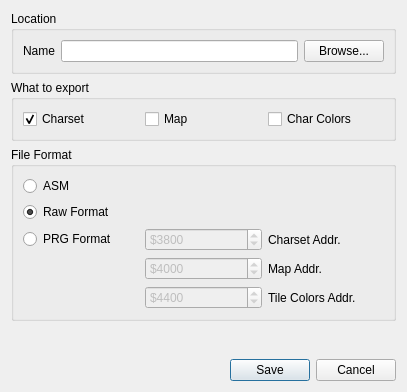
ricardoquesada/vchar64, file src/exportdialog.ui: the form before one commit.
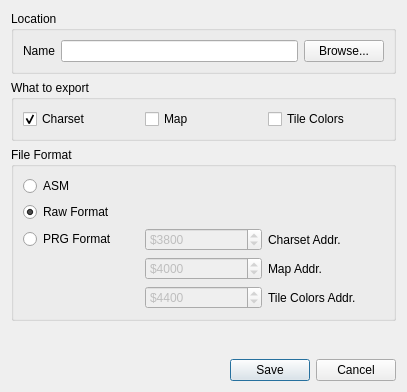
The form after the commit.

Commit message: tile attribs -> tile colors

The edit to the form file:
```diff
--- a/src/exportdialog.ui
+++ b/src/exportdialog.ui
@@ -69,7 +69,7 @@
       <item>
        <widget class="QCheckBox" name="checkBox_attribs">
         <property name="text">
-         <string>Char Colors</string>
+         <string>Tile Colors</string>
         </property>
        </widget>
       </item>
```
Left out of the diff: 2 changed lines with no effect on the pictures. The commit also changes 9 other files.
